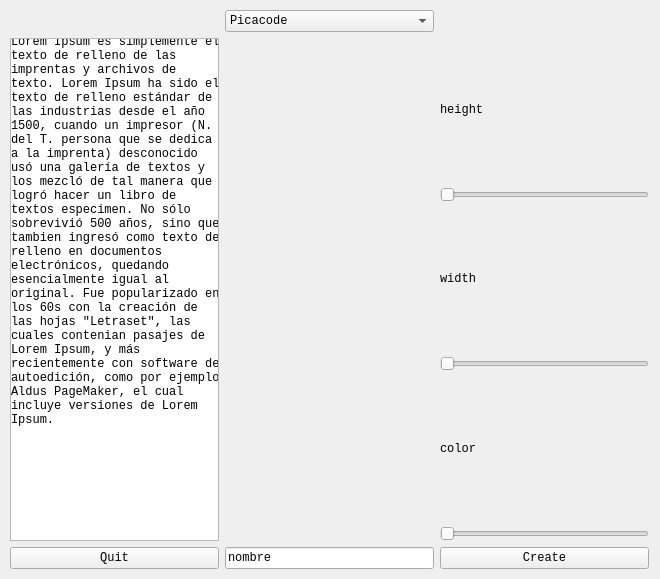
First picture: the form in src/gui/select_player.ui, repository Virako/ofw, before the edit.
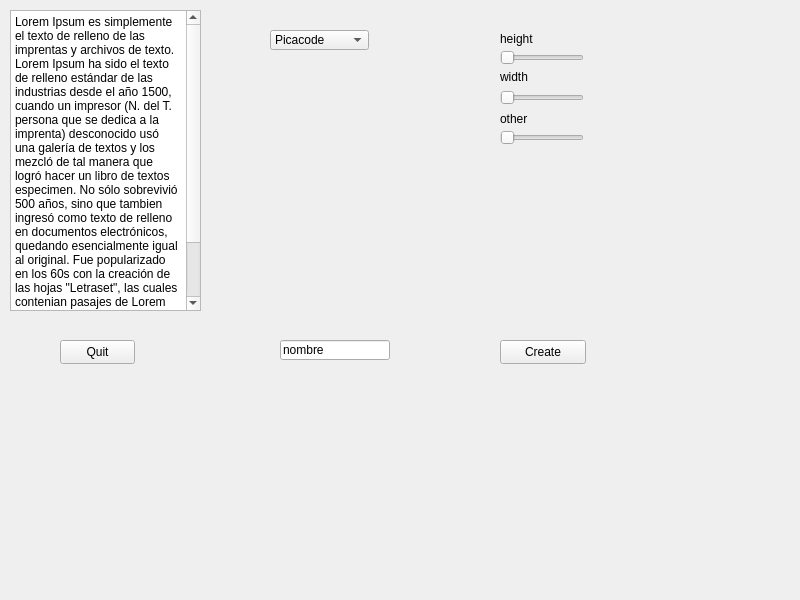
Second picture: the form after the edit.

Commit message: Irrlicht + qt good integration. Button quit and button create work.

The edit to the form file:
```diff
--- a/src/gui/select_player.ui
+++ b/src/gui/select_player.ui
@@ -6,193 +6,259 @@
    <rect>
     <x>0</x>
     <y>0</y>
-    <width>660</width>
-    <height>579</height>
+    <width>800</width>
+    <height>600</height>
    </rect>
   </property>
-  <property name="sizePolicy">
-   <sizepolicy hsizetype="Expanding" vsizetype="Expanding">
-    <horstretch>0</horstretch>
-    <verstretch>0</verstretch>
-   </sizepolicy>
-  </property>
-  <property name="font">
-   <font>
-    <family>Monospace</family>
-   </font>
-  </property>
-  <property name="mouseTracking">
-   <bool>false</bool>
-  </property>
   <property name="windowTitle">
    <string>Open Fantasy World</string>
   </property>
-  <property name="autoFillBackground">
-   <bool>true</bool>
-  </property>
-  <widget class="QWidget" name="centralWidget">
-   <property name="autoFillBackground">
-    <bool>true</bool>
-   </property>
-   <widget class="QWidget" name="gridLayoutWidget">
+  <widget class="QWidget" name="widget">
+   <widget class="QPushButton" name="b_quit">
     <property name="geometry">
      <rect>
-      <x>-1</x>
-      <y>-1</y>
-      <width>661</width>
-      <height>581</height>
+      <x>60</x>
+      <y>340</y>
+      <width>75</width>
+      <height>24</height>
      </rect>
     </property>
-    <layout class="QGridLayout" name="gridLayout">
-     <item row="1" column="2">
-      <layout class="QVBoxLayout" name="verticalLayout">
-       <item>
-        <widget class="QLabel" name="l_height">
-         <property name="text">
-          <string>height</string>
-         </property>
-        </widget>
-       </item>
-       <item>
-        <widget class="QSlider" name="height">
-         <property name="orientation">
-          <enum>Qt::Horizontal</enum>
-         </property>
-        </widget>
-       </item>
-       <item>
-        <widget class="QLabel" name="l_width">
-         <property name="text">
-          <string>width</string>
-         </property>
-        </widget>
-       </item>
-       <item>
-        <widget class="QSlider" name="width">
-         <property name="orientation">
-          <enum>Qt::Horizontal</enum>
-         </property>
-        </widget>
-       </item>
-       <item>
-        <widget class="QLabel" name="l_other_1">
-         <property name="text">
-          <string>color</string>
-         </property>
-        </widget>
-       </item>
-       <item>
-        <widget class="QSlider" name="other_1">
-         <property name="orientation">
-          <enum>Qt::Horizontal</enum>
-         </property>
-        </widget>
-       </item>
-      </layout>
-     </item>
-     <item row="2" column="0">
-      <widget class="QPushButton" name="b_quit">
-       <property name="text">
-        <string>Quit</string>
-       </property>
-       <property name="default">
-        <bool>false</bool>
-       </property>
-      </widget>
-     </item>
-     <item row="1" column="0">
-      <widget class="QScrollArea" name="scrollArea">
-       <property name="widgetResizable">
-        <bool>true</bool>
-       </property>
-       <widget class="QWidget" name="scrollAreaWidgetContents">
-        <property name="geometry">
-         <rect>
-          <x>0</x>
-          <y>0</y>
-          <width>212</width>
-          <height>519</height>
-         </rect>
-        </property>
-        <widget class="QTextBrowser" name="textBrowser">
-         <property name="geometry">
-          <rect>
-           <x>-5</x>
-           <y>-9</y>
-           <width>221</width>
-           <height>521</height>
-          </rect>
-         </property>
-         <property name="html">
-          <string>&lt;!DOCTYPE HTML PUBLIC &quot;-//W3C//DTD HTML 4.0//EN&quot; &quot;http://www.w3.org/TR/REC-html40/strict.dtd&quot;&gt;
+    <property name="text">
+     <string>Quit</string>
+    </property>
+    <property name="default">
+     <bool>false</bool>
+    </property>
+   </widget>
+   <widget class="QComboBox" name="comboBox">
+    <property name="geometry">
+     <rect>
+      <x>270</x>
+      <y>30</y>
+      <width>99</width>
+      <height>20</height>
+     </rect>
+    </property>
+    <item>
+     <property name="text">
+      <string>Picacode</string>
+     </property>
+    </item>
+    <item>
+     <property name="text">
+      <string>Hacker</string>
+     </property>
+    </item>
+    <item>
+     <property name="text">
+      <string>Cracker</string>
+     </property>
+    </item>
+    <item>
+     <property name="text">
+      <string>Designer</string>
+     </property>
+    </item>
+    <item>
+     <property name="text">
+      <string>Hunterbug</string>
+     </property>
+    </item>
+    <item>
+     <property name="text">
+      <string>Virako</string>
+     </property>
+    </item>
+   </widget>
+   <widget class="QSlider" name="height">
+    <property name="geometry">
+     <rect>
+      <x>500</x>
+      <y>50</y>
+      <width>84</width>
+      <height>16</height>
+     </rect>
+    </property>
+    <property name="autoFillBackground">
+     <bool>true</bool>
+    </property>
+    <property name="orientation">
+     <enum>Qt::Horizontal</enum>
+    </property>
+   </widget>
+   <widget class="QLabel" name="l_height">
+    <property name="geometry">
+     <rect>
+      <x>500</x>
+      <y>32</y>
+      <width>40</width>
+      <height>14</height>
+     </rect>
+    </property>
+    <property name="autoFillBackground">
+     <bool>true</bool>
+    </property>
+    <property name="text">
+     <string>height</string>
+    </property>
+   </widget>
+   <widget class="QLabel" name="l_other">
+    <property name="geometry">
+     <rect>
+      <x>500</x>
+      <y>112</y>
+      <width>35</width>
+      <height>14</height>
+     </rect>
+    </property>
+    <property name="autoFillBackground">
+     <bool>true</bool>
+    </property>
+    <property name="text">
+     <string>other</string>
+    </property>
+   </widget>
+   <widget class="QLabel" name="l_width">
+    <property name="geometry">
+     <rect>
+      <x>500</x>
+      <y>70</y>
+      <width>33</width>
+      <height>14</height>
+     </rect>
+    </property>
+    <property name="autoFillBackground">
+     <bool>true</bool>
+    </property>
+    <property name="text">
+     <string>width</string>
+    </property>
+   </widget>
+   <widget class="QLineEdit" name="name">
+    <property name="geometry">
+     <rect>
+      <x>280</x>
+      <y>340</y>
+      <width>110</width>
+      <height>20</height>
+     </rect>
+    </property>
+    <property name="inputMask">
+     <string/>
+    </property>
+    <property name="text">
+     <string>nombre</string>
+    </property>
+    <property name="maxLength">
+     <number>50</number>
+    </property>
+   </widget>
+   <widget class="QSlider" name="other">
+    <property name="geometry">
+     <rect>
+      <x>500</x>
+      <y>130</y>
+      <width>84</width>
+      <height>16</height>
+     </rect>
+    </property>
+    <property name="autoFillBackground">
+     <bool>true</bool>
+    </property>
+    <property name="orientation">
+     <enum>Qt::Horizontal</enum>
+    </property>
+   </widget>
+   <widget class="QTextBrowser" name="textBrowser">
+    <property name="geometry">
+     <rect>
+      <x>10</x>
+      <y>10</y>
+      <width>191</width>
+      <height>301</height>
+     </rect>
+    </property>
+    <property name="html">
+     <string>&lt;!DOCTYPE HTML PUBLIC &quot;-//W3C//DTD HTML 4.0//EN&quot; &quot;http://www.w3.org/TR/REC-html40/strict.dtd&quot;&gt;
 &lt;html&gt;&lt;head&gt;&lt;meta name=&quot;qrichtext&quot; content=&quot;1&quot; /&gt;&lt;style type=&quot;text/css&quot;&gt;
 p, li { white-space: pre-wrap; }
-&lt;/style&gt;&lt;/head&gt;&lt;body style=&quot; font-family:'Monospace'; font-size:9pt; font-weight:400; font-style:normal;&quot;&gt;
-&lt;p style=&quot; margin-top:0px; margin-bottom:0px; margin-left:0px; margin-right:0px; -qt-block-indent:0; text-indent:0px;&quot;&gt;Lorem Ipsum es simplemente el texto de relleno de las imprentas y archivos de texto. Lorem Ipsum ha sido el texto de relleno estándar de las industrias desde el año 1500, cuando un impresor (N. del T. persona que se dedica a la imprenta) desconocido usó una galería de textos y los mezcló de tal manera que logró hacer un libro de textos especimen. No sólo sobrevivió 500 años, sino que tambien ingresó como texto de relleno en documentos electrónicos, quedando esencialmente igual al original. Fue popularizado en los 60s con la creación de las hojas &amp;quot;Letraset&amp;quot;, las cuales contenian pasajes de Lorem Ipsum, y más recientemente con software de autoedición, como por ejemplo Aldus PageMaker, el cual incluye versiones de Lorem Ipsum.&lt;/p&gt;&lt;/body&gt;&lt;/html&gt;</string>
-         </property>
-        </widget>
-       </widget>
-      </widget>
-     </item>
-     <item row="2" column="2">
-      <widget class="QPushButton" name="b_create">
-       <property name="text">
-        <string>Create</string>
-       </property>
-      </widget>
-     </item>
-     <item row="2" column="1">
-      <widget class="QLineEdit" name="name">
-       <property name="inputMask">
-        <string/>
-       </property>
-       <property name="text">
-        <string>nombre</string>
-       </property>
-       <property name="maxLength">
-        <number>50</number>
-       </property>
-      </widget>
-     </item>
-     <item row="0" column="1">
-      <widget class="QComboBox" name="comboBox">
-       <item>
-        <property name="text">
-         <string>Picacode</string>
-        </property>
-       </item>
-       <item>
-        <property name="text">
-         <string>Hacker</string>
-        </property>
-       </item>
-       <item>
-        <property name="text">
-         <string>Cracker</string>
-        </property>
-       </item>
-       <item>
-        <property name="text">
-         <string>Designer</string>
-        </property>
-       </item>
-       <item>
-        <property name="text">
-         <string>Hunterbug</string>
-        </property>
-       </item>
-       <item>
-        <property name="text">
-         <string>Virako</string>
-        </property>
-       </item>
-      </widget>
-     </item>
-    </layout>
+&lt;/style&gt;&lt;/head&gt;&lt;body style=&quot; font-family:'Sans Serif'; font-size:9pt; font-weight:400; font-style:normal;&quot;&gt;
+&lt;p style=&quot; margin-top:0px; margin-bottom:0px; margin-left:0px; margin-right:0px; -qt-block-indent:0; text-indent:0px;&quot;&gt;&lt;span style=&quot; font-family:'Monospace';&quot;&gt;Lorem Ipsum es simplemente el texto de relleno de las imprentas y archivos de texto. Lorem Ipsum ha sido el texto de relleno estándar de las industrias desde el año 1500, cuando un impresor (N. del T. persona que se dedica a la imprenta) desconocido usó una galería de textos y los mezcló de tal manera que logró hacer un libro de textos especimen. No sólo sobrevivió 500 años, sino que tambien ingresó como texto de relleno en documentos electrónicos, quedando esencialmente igual al original. Fue popularizado en los 60s con la creación de las hojas &amp;quot;Letraset&amp;quot;, las cuales contenian pasajes de Lorem Ipsum, y más recientemente con software de autoedición, como por ejemplo Aldus PageMaker, el cual incluye versiones de Lorem Ipsum.&lt;/span&gt;&lt;/p&gt;&lt;/body&gt;&lt;/html&gt;</string>
+    </property>
    </widget>
+   <widget class="QSlider" name="width">
+    <property name="geometry">
+     <rect>
+      <x>500</x>
+      <y>90</y>
+      <width>84</width>
+      <height>16</height>
+     </rect>
+    </property>
+    <property name="autoFillBackground">
+     <bool>true</bool>
+    </property>
+    <property name="orientation">
+     <enum>Qt::Horizontal</enum>
+    </property>
+   </widget>
+   <widget class="QPushButton" name="b_create">
+    <property name="geometry">
+     <rect>
+      <x>500</x>
+      <y>340</y>
+      <width>86</width>
+      <height>24</height>
+     </rect>
+    </property>
+    <property name="autoFillBackground">
+     <bool>false</bool>
+    </property>
+    <property name="text">
+     <string>Create</string>
+    </property>
+    <property name="checkable">
+     <bool>false</bool>
+    </property>
+    <property name="default">
+     <bool>false</bool>
+    </property>
+   </widget>
+   <widget class="QWidget" name="centralWidget" native="true">
+    <property name="geometry">
+     <rect>
+      <x>0</x>
+      <y>0</y>
+      <width>800</width>
+      <height>600</height>
+     </rect>
+    </property>
+    <zorder>b_create</zorder>
+   </widget>
+   <zorder>centralWidget</zorder>
+   <zorder>b_quit</zorder>
+   <zorder>comboBox</zorder>
+   <zorder>height</zorder>
+   <zorder>l_height</zorder>
+   <zorder>l_other</zorder>
+   <zorder>l_width</zorder>
+   <zorder>name</zorder>
+   <zorder>other</zorder>
+   <zorder>textBrowser</zorder>
+   <zorder>width</zorder>
+   <zorder>b_create</zorder>
   </widget>
  </widget>
- <layoutdefault spacing="6" margin="11"/>
+ <tabstops>
+  <tabstop>comboBox</tabstop>
+  <tabstop>b_create</tabstop>
+  <tabstop>height</tabstop>
+  <tabstop>other</tabstop>
+  <tabstop>b_quit</tabstop>
+  <tabstop>width</tabstop>
+  <tabstop>textBrowser</tabstop>
+  <tabstop>name</tabstop>
+ </tabstops>
  <resources/>
  <connections>
   <connection>
```
Left out of the diff: 8 changed lines with no effect on the pictures. The commit also changes 6 other files.
